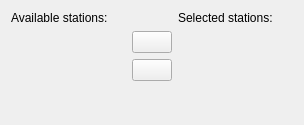
Qt form src/stationselector-ui.ui (pbek/kradio) before a commit.
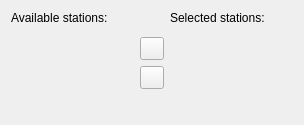
The same form after that commit. Custom widgets are drawn as their Qt base class.

```diff
--- a/src/stationselector-ui.ui
+++ b/src/stationselector-ui.ui
@@ -10,18 +10,22 @@
     <height>125</height>
    </rect>
   </property>
-  <layout class="QGridLayout" name="StationSelectorUILayout">
-   <item row="0" column="2">
-    <widget class="QLabel" name="labelSelected">
+  <layout class="QVBoxLayout" name="verticalLayout_3">
+   <item>
+    <layout class="QHBoxLayout" name="horizontalLayout">
+     <item>
+      <layout class="QVBoxLayout" name="verticalLayout">
+       <item>
+        <widget class="QLabel" name="labelAvailable">
      <property name="text">
-      <string>Selected stations:</string>
-     </property>
-     <property name="wordWrap">
-      <bool>false</bool>
+          <string>Available stations:</string>
+         </property>
+         <property name="buddy">
+          <cstring>listAvailable</cstring>
      </property>
     </widget>
    </item>
-   <item row="1" column="0">
+       <item>
     <widget class="RadioStationListView" name="listAvailable" native="true">
      <property name="sizePolicy">
       <sizepolicy hsizetype="Expanding" vsizetype="Expanding">
@@ -34,35 +38,10 @@
      </property>
     </widget>
    </item>
-   <item row="1" column="2">
-    <widget class="RadioStationListView" name="listSelected" native="true">
-     <property name="sizePolicy">
-      <sizepolicy hsizetype="Expanding" vsizetype="Expanding">
-       <horstretch>0</horstretch>
-       <verstretch>0</verstretch>
-      </sizepolicy>
-     </property>
-     <property name="acceptDrops">
-      <bool>true</bool>
-     </property>
-    </widget>
-   </item>
-   <item row="1" column="1">
+      </layout>
+     </item>
+     <item>
     <layout class="QVBoxLayout">
-     <item>
-      <widget class="KPushButton" name="buttonToRight">
-       <property name="text">
-        <string/>
-       </property>
-      </widget>
-     </item>
-     <item>
-      <widget class="KPushButton" name="buttonToLeft">
-       <property name="text">
-        <string/>
-       </property>
-      </widget>
-     </item>
      <item>
       <spacer name="spacer1">
        <property name="orientation">
@@ -79,26 +58,70 @@
        </property>
       </spacer>
      </item>
-    </layout>
-   </item>
-   <item row="0" column="0">
-    <widget class="QLabel" name="labelAvailable">
+       <item>
+        <widget class="QToolButton" name="buttonToRight">
+         <property name="text">
+          <string/>
+         </property>
+        </widget>
+       </item>
+       <item>
+        <widget class="QToolButton" name="buttonToLeft">
+         <property name="text">
+          <string/>
+         </property>
+        </widget>
+       </item>
+       <item>
+        <spacer name="spacer2">
+         <property name="orientation">
+          <enum>Qt::Vertical</enum>
+         </property>
+         <property name="sizeType">
+          <enum>QSizePolicy::Expanding</enum>
+         </property>
+         <property name="sizeHint" stdset="0">
+          <size>
+           <width>20</width>
+           <height>5</height>
+          </size>
+         </property>
+        </spacer>
+       </item>
+      </layout>
+     </item>
+     <item>
+      <layout class="QVBoxLayout" name="verticalLayout_2">
+       <item>
+        <widget class="QLabel" name="labelSelected">
      <property name="text">
-      <string>Available stations:</string>
-     </property>
-     <property name="wordWrap">
-      <bool>false</bool>
-     </property>
-    </widget>
+          <string>Selected stations:</string>
+         </property>
+         <property name="buddy">
+          <cstring>listSelected</cstring>
+         </property>
+        </widget>
+       </item>
+       <item>
+        <widget class="RadioStationListView" name="listSelected" native="true">
+         <property name="sizePolicy">
+          <sizepolicy hsizetype="Expanding" vsizetype="Expanding">
+           <horstretch>0</horstretch>
+           <verstretch>0</verstretch>
+          </sizepolicy>
+         </property>
+         <property name="acceptDrops">
+          <bool>true</bool>
+         </property>
+        </widget>
+       </item>
+      </layout>
+     </item>
+    </layout>
    </item>
   </layout>
  </widget>
  <customwidgets>
-  <customwidget>
-   <class>KPushButton</class>
-   <extends>QPushButton</extends>
-   <header>kpushbutton.h</header>
-  </customwidget>
   <customwidget>
    <class>RadioStationListView</class>
    <extends>QWidget</extends>
```
Lines whose indentation alone changed are shown as unchanged.
